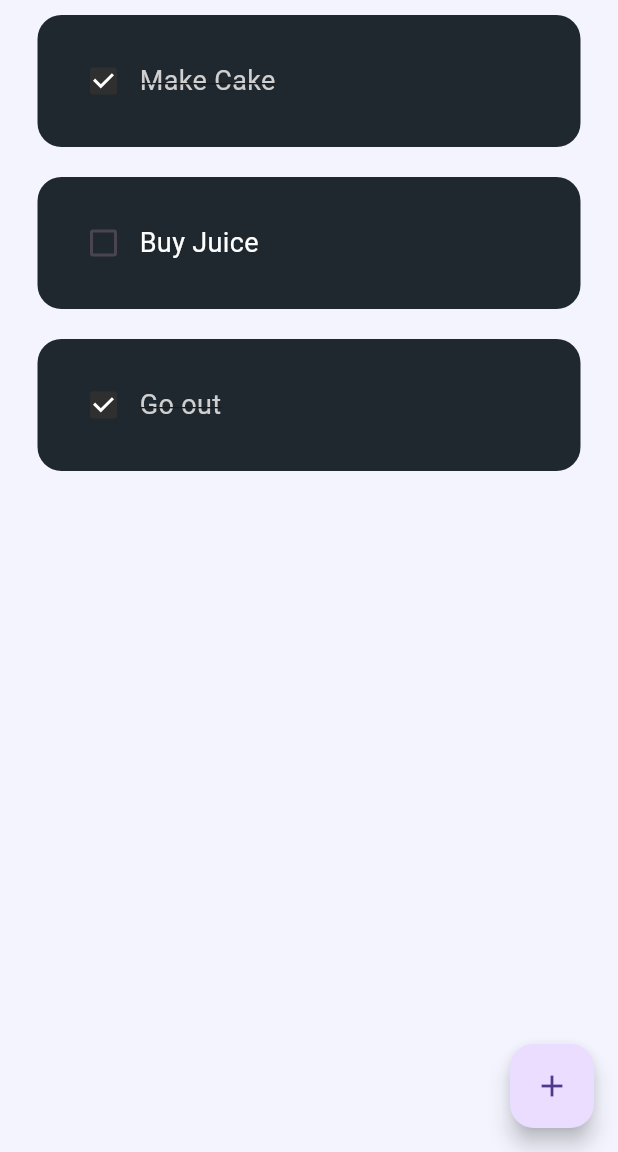
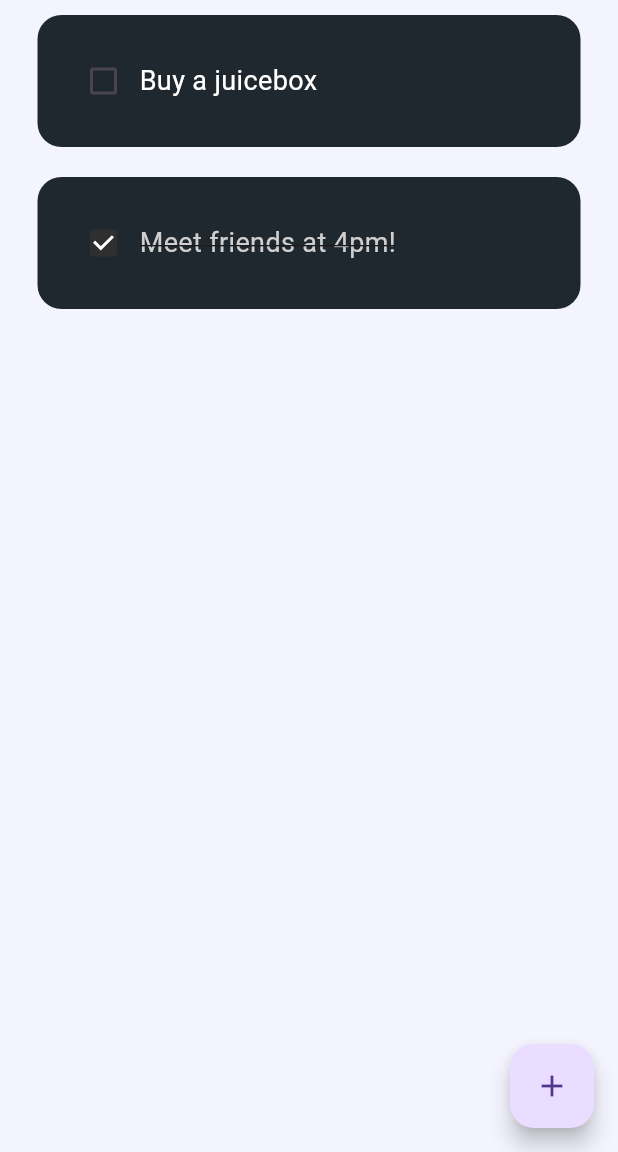
Before and after one commit to zyanislam/To-Do-App--Flutter, a Flutter app: the screen it shows after launch, on a phone screen of 412 x 824 dp, the part 84-1236 px from its top. Run offline on Flutter 3.47's test engine with Material 3 defaults, Android fonts, the phone set to English and light mode, and no system bars; drawn by our look-alikes of flutter_slidable.

Commit message:
Update todoList

```diff
--- a/lib/pages/todoapp.dart
+++ b/lib/pages/todoapp.dart
@@ -14,9 +14,8 @@ class _HomePageState extends State<HomePage> {
   final _controller = TextEditingController();
 
   List toDoList = [
-    ["Make Cake", true],
-    ["Buy Juice", false],
-    ["Go out", true],
+    ["Buy a juicebox", false],
+    ["Meet friends at 4pm!", true],
   ];
 
   void checkBoxChanged(bool? value, int index) {
```
